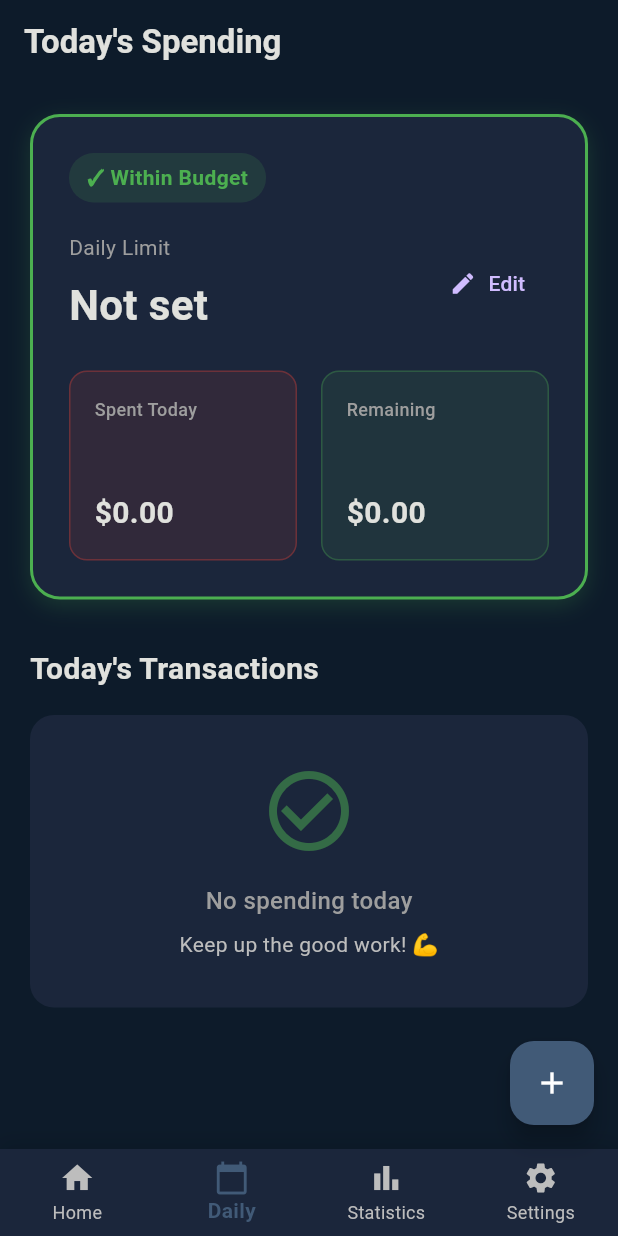
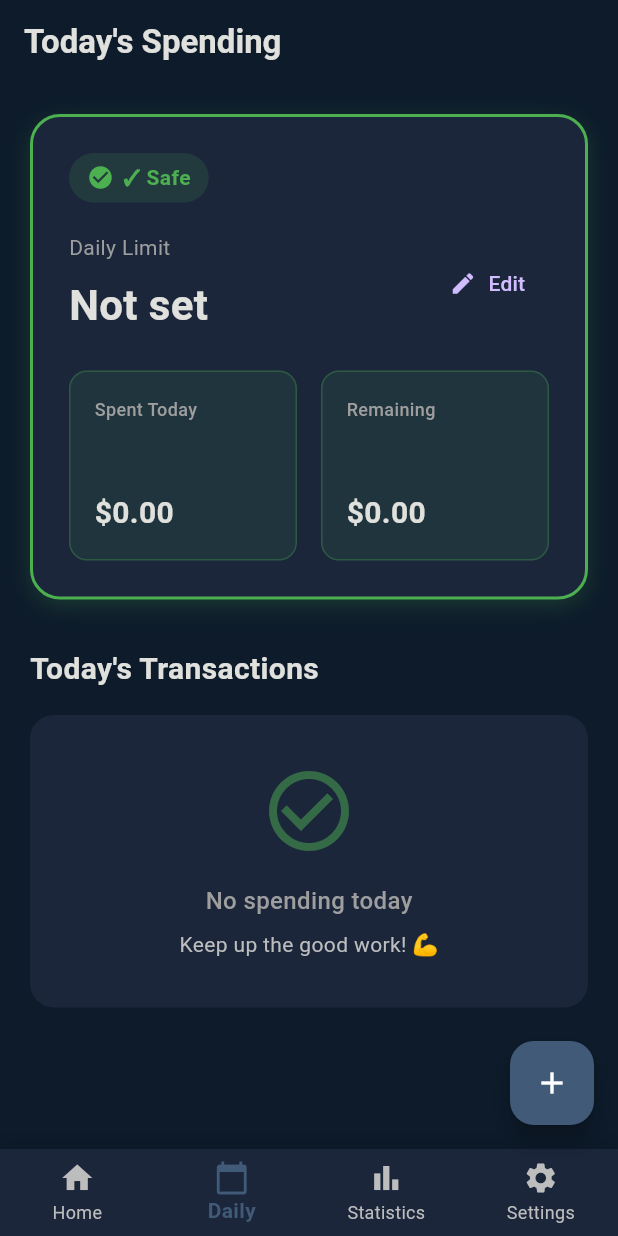
Before and after one commit to abrorbek06/wallet, a Flutter app: the screen it shows after launch, item 2 of the bottom bar chosen, on a phone screen of 412 x 824 dp. Run offline on Flutter 3.47's test engine with Material 3 defaults, Android fonts, the light colour scheme and no system bars; our stand-ins replace fl_chart, image_picker, permission_handler, shared_preferences, speech_to_text; missing offline and left inert: google_ml_kit; statements that could not run were skipped.

Commit message:
feat: Add dynamic color gradient based on spending percentage
- 0-50%: Green (Safe)
- 50-70%: Green → Amber (Caution)
- 70-85%: Amber → Orange (Warning)
- 85-95%: Orange → Deep Orange (Critical)
- 95%+: Red (Exceeded)

Added status info with icons and contextual messages. Progress bar now shows percentage and updates color dynamically based on spending level.

```diff
--- a/lib/screens/daily/daily_screen.dart
+++ b/lib/screens/daily/daily_screen.dart
@@ -63,8 +63,12 @@ class _DailyScreenState extends State<DailyScreen> {
     }
 
     // Convert to list of maps with date and total
-    final result = grouped.entries.map((entry) {
-      final total = entry.value.fold<double>(0.0, (sum, t) => sum + t.amount);
+    final result =
+        grouped.entries.map((entry) {
+          final total = entry.value.fold<double>(
+            0.0,
+            (sum, t) => sum + t.amount,
+          );
           return {
             'date': entry.key,
             'total': total,
@@ -73,7 +77,9 @@ class _DailyScreenState extends State<DailyScreen> {
         }).toList();
 
     // Sort by date descending (newest first)
-    result.sort((a, b) => (b['date'] as DateTime).compareTo(a['date'] as DateTime));
+    result.sort(
+      (a, b) => (b['date'] as DateTime).compareTo(a['date'] as DateTime),
+    );
 
     return result;
   }
@@ -84,12 +90,6 @@ class _DailyScreenState extends State<DailyScreen> {
       0.0,
       (sum, t) => sum + t.amount,
     );
-  }
-
-  /// Check if limit exceeded
-  bool _isLimitExceeded() {
-    if (_dailyLimit == null) return false;
-    return _getTodaySpent() > _dailyLimit!;
   }
 
   /// Get remaining budget (or overspent amount)
@@ -115,12 +115,56 @@ class _DailyScreenState extends State<DailyScreen> {
     return '$dayName, ${dateToCheck.month}/${dateToCheck.day}';
   }
 
+  /// Get color based on spending percentage
+  /// 0-50%: Green, 50-70%: Yellow, 70-85%: Orange, 85-95%: Red-Orange, 95%+: Red
+  Color _getStatusColor(double percentage) {
+    if (percentage <= 0.5) {
+      return Colors.green; // Green - Safe
+    } else if (percentage <= 0.7) {
+      // Green to Yellow gradient
+      final t = (percentage - 0.5) / 0.2;
+      return Color.lerp(Colors.green, Colors.amber, t) ?? Colors.amber;
+    } else if (percentage <= 0.85) {
+      // Yellow to Orange gradient
+      final t = (percentage - 0.7) / 0.15;
+      return Color.lerp(Colors.amber, Colors.orange, t) ?? Colors.orange;
+    } else if (percentage <= 0.95) {
+      // Orange to Red-Orange gradient
+      final t = (percentage - 0.85) / 0.1;
+      return Color.lerp(Colors.orange, Colors.deepOrange, t) ?? Colors.deepOrange;
+    } else {
+      return Colors.red; // Red - Exceeded
+    }
+  }
+
+  /// Get status text and icon
+  Map<String, dynamic> _getStatusInfo(double percentage) {
+    if (percentage <= 0.5) {
+      return {'text': '✓ Safe', 'icon': Icons.check_circle};
+    } else if (percentage <= 0.7) {
+      return {'text': '⚠ Caution', 'icon': Icons.info};
+    } else if (percentage <= 0.85) {
+      return {'text': '⚠ Warning', 'icon': Icons.warning};
+    } else if (percentage <= 0.95) {
+      return {'text': '⚠ Critical', 'icon': Icons.warning_amber};
+    } else {
+      return {'text': '⛔ Exceeded', 'icon': Icons.cancel};
+    }
+  }
+
   @override
   Widget build(BuildContext context) {
     final todaySpent = _getTodaySpent();
-    final isLimitExceeded = _isLimitExceeded();
     final remaining = _getRemainingBudget();
     final todayTransactions = _getTodayTransactions();
+
+    // Calculate percentage for color coding
+    final percentage = _dailyLimit != null && _dailyLimit! > 0
+        ? (todaySpent / _dailyLimit!).clamp(0.0, 1.5)
+        : 0.0;
+
+    final statusColor = _getStatusColor(percentage);
+    final statusInfo = _getStatusInfo(percentage);
 
     return Scaffold(
       backgroundColor: ThemeProvider.getBackgroundColor(),
@@ -147,13 +191,12 @@ class _DailyScreenState extends State<DailyScreen> {
                 color: ThemeProvider.getCardColor(),
                 borderRadius: BorderRadius.circular(20),
                 border: Border.all(
-                  color: isLimitExceeded ? Colors.red : Colors.green,
+                  color: statusColor,
                   width: 2,
                 ),
                 boxShadow: [
                   BoxShadow(
-                    color: (isLimitExceeded ? Colors.red : Colors.green)
-                        .withOpacity(0.2),
+                    color: statusColor.withOpacity(0.2),
                     blurRadius: 12,
                     offset: const Offset(0, 4),
                   ),
@@ -169,19 +212,27 @@ class _DailyScreenState extends State<DailyScreen> {
                       vertical: 6,
                     ),
                     decoration: BoxDecoration(
-                      color:
-                          isLimitExceeded
-                              ? Colors.red.withOpacity(0.15)
-                              : Colors.green.withOpacity(0.15),
+                      color: statusColor.withOpacity(0.15),
                       borderRadius: BorderRadius.circular(20),
                     ),
-                    child: Text(
-                      isLimitExceeded ? '⚠️ Limit Exceeded' : '✓ Within Budget',
+                    child: Row(
+                      mainAxisSize: MainAxisSize.min,
+                      children: [
+                        Icon(
+                          statusInfo['icon'] as IconData,
+                          color: statusColor,
+                          size: 18,
+                        ),
+                        const SizedBox(width: 6),
+                        Text(
+                          statusInfo['text'] as String,
                           style: TextStyle(
-                        color: isLimitExceeded ? Colors.red : Colors.green,
+                            color: statusColor,
                             fontWeight: FontWeight.w600,
                             fontSize: 14,
                           ),
+                        ),
+                      ],
                     ),
                   ),
                   const SizedBox(height: 20),
@@ -271,21 +322,34 @@ class _DailyScreenState extends State<DailyScreen> {
                   ),
                   const SizedBox(height: 24),
 
-                  // Progress Bar
+                  // Progress Bar with Dynamic Coloring
                   if (_dailyLimit != null) ...[
+                    Row(
+                      mainAxisAlignment: MainAxisAlignment.spaceBetween,
+                      children: [
                         Text(
                           'Spending Progress',
                           style: TextStyle(color: Colors.grey[500], fontSize: 12),
+                        ),
+                        Text(
+                          '${(percentage * 100).toStringAsFixed(0)}%',
+                          style: TextStyle(
+                            color: statusColor,
+                            fontSize: 12,
+                            fontWeight: FontWeight.bold,
+                          ),
+                        ),
+                      ],
                     ),
                     const SizedBox(height: 8),
                     ClipRRect(
                       borderRadius: BorderRadius.circular(8),
                       child: LinearProgressIndicator(
                         value: (todaySpent / _dailyLimit!).clamp(0, 1),
-                        minHeight: 12,
+                        minHeight: 16,
                         backgroundColor: Colors.grey.withOpacity(0.2),
                         valueColor: AlwaysStoppedAnimation<Color>(
-                          isLimitExceeded ? Colors.red : Colors.green,
+                          statusColor,
                         ),
                       ),
                     ),
@@ -304,16 +368,14 @@ class _DailyScreenState extends State<DailyScreen> {
                       _buildDetailCard(
                         'Spent Today',
                         '\$${todaySpent.toStringAsFixed(2)}',
-                        Colors.red.withOpacity(0.1),
-                        Colors.red,
+                        statusColor.withOpacity(0.1),
+                        statusColor,
                       ),
                       _buildDetailCard(
-                        isLimitExceeded ? 'Overspent' : 'Remaining',
+                        remaining >= 0 ? 'Remaining' : 'Overspent',
                         '\$${remaining.abs().toStringAsFixed(2)}',
-                        isLimitExceeded
-                            ? Colors.red.withOpacity(0.1)
-                            : Colors.green.withOpacity(0.1),
-                        isLimitExceeded ? Colors.red : Colors.green,
+                        (remaining >= 0 ? Colors.green : Colors.red).withOpacity(0.1),
+                        remaining >= 0 ? Colors.green : Colors.red,
                       ),
                     ],
                   ),
@@ -405,9 +467,7 @@ class _DailyScreenState extends State<DailyScreen> {
                     decoration: BoxDecoration(
                       color: ThemeProvider.getCardColor(),
                       borderRadius: BorderRadius.circular(12),
-                      border: Border.all(
-                        color: Colors.orange.withOpacity(0.2),
-                      ),
+                      border: Border.all(color: Colors.orange.withOpacity(0.2)),
                     ),
                     child: Row(
                       mainAxisAlignment: MainAxisAlignment.spaceBetween,
```
Lines whose indentation alone changed are shown as unchanged.
